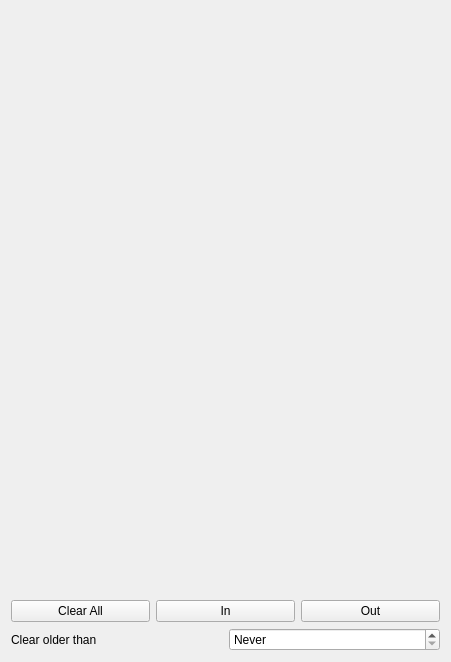
This is ui/BandmapWidget.ui in k5mcd/QLog as Qt 5 draws it before an edit. The edited form follows.
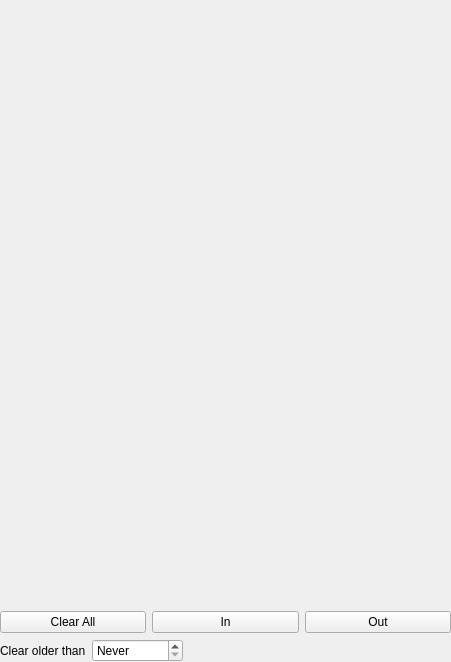
This is the edited form. Icons and pictures are not drawn.

Commit message: GUI Unification - profiles position is left upper corner

What changed in the file:
```diff
--- a/ui/BandmapWidget.ui
+++ b/ui/BandmapWidget.ui
@@ -20,6 +20,18 @@
    <string>Form</string>
   </property>
   <layout class="QVBoxLayout" name="verticalLayout">
+   <property name="leftMargin">
+    <number>0</number>
+   </property>
+   <property name="topMargin">
+    <number>0</number>
+   </property>
+   <property name="rightMargin">
+    <number>0</number>
+   </property>
+   <property name="bottomMargin">
+    <number>0</number>
+   </property>
    <item>
     <widget class="QScrollArea" name="scrollArea">
      <property name="focusPolicy">
@@ -42,8 +54,8 @@
        <rect>
         <x>0</x>
         <y>0</y>
-        <width>433</width>
-        <height>577</height>
+        <width>451</width>
+        <height>595</height>
        </rect>
       </property>
       <property name="sizePolicy">
@@ -173,6 +185,19 @@
        </property>
       </widget>
      </item>
+     <item>
+      <spacer name="horizontalSpacer">
+       <property name="orientation">
+        <enum>Qt::Horizontal</enum>
+       </property>
+       <property name="sizeHint" stdset="0">
+        <size>
+         <width>40</width>
+         <height>20</height>
+        </size>
+       </property>
+      </spacer>
+     </item>
     </layout>
    </item>
   </layout>
```
The commit also changes 5 other files.
